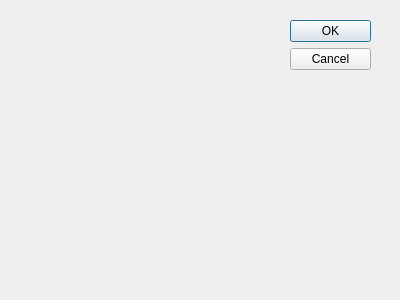
This is tableratedialog.ui in Woolfno/WaterAccounting as Qt 5 draws it before an edit. The edited form follows.
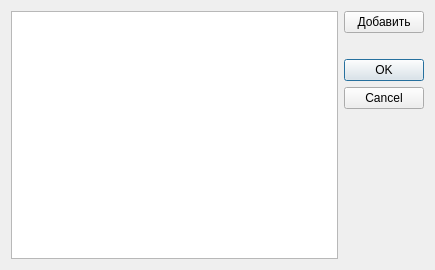
This is the edited form.

```diff
--- a/tableratedialog.ui
+++ b/tableratedialog.ui
@@ -8,29 +8,71 @@
    <rect>
     <x>0</x>
     <y>0</y>
-    <width>400</width>
-    <height>300</height>
+    <width>435</width>
+    <height>270</height>
    </rect>
   </property>
   <property name="windowTitle">
    <string>Dialog</string>
   </property>
-  <widget class="QDialogButtonBox" name="buttonBox">
-   <property name="geometry">
-    <rect>
-     <x>290</x>
-     <y>20</y>
-     <width>81</width>
-     <height>241</height>
-    </rect>
-   </property>
-   <property name="orientation">
-    <enum>Qt::Vertical</enum>
-   </property>
-   <property name="standardButtons">
-    <set>QDialogButtonBox::Cancel|QDialogButtonBox::Ok</set>
-   </property>
-  </widget>
+  <layout class="QGridLayout" name="gridLayout">
+   <item row="0" column="1">
+    <layout class="QVBoxLayout" name="verticalLayout">
+     <item>
+      <widget class="QPushButton" name="pushButtonAdd">
+       <property name="text">
+        <string>Добавить</string>
+       </property>
+      </widget>
+     </item>
+     <item>
+      <spacer name="verticalSpacer">
+       <property name="orientation">
+        <enum>Qt::Vertical</enum>
+       </property>
+       <property name="sizeType">
+        <enum>QSizePolicy::Fixed</enum>
+       </property>
+       <property name="sizeHint" stdset="0">
+        <size>
+         <width>20</width>
+         <height>20</height>
+        </size>
+       </property>
+      </spacer>
+     </item>
+     <item>
+      <widget class="QDialogButtonBox" name="buttonBox">
+       <property name="orientation">
+        <enum>Qt::Vertical</enum>
+       </property>
+       <property name="standardButtons">
+        <set>QDialogButtonBox::Cancel|QDialogButtonBox::Ok</set>
+       </property>
+      </widget>
+     </item>
+    </layout>
+   </item>
+   <item row="0" column="0">
+    <widget class="QTableView" name="tableView">
+     <property name="sizeAdjustPolicy">
+      <enum>QAbstractScrollArea::AdjustToContents</enum>
+     </property>
+     <property name="editTriggers">
+      <set>QAbstractItemView::DoubleClicked</set>
+     </property>
+     <property name="selectionMode">
+      <enum>QAbstractItemView::SingleSelection</enum>
+     </property>
+     <property name="selectionBehavior">
+      <enum>QAbstractItemView::SelectRows</enum>
+     </property>
+     <attribute name="horizontalHeaderStretchLastSection">
+      <bool>true</bool>
+     </attribute>
+    </widget>
+   </item>
+  </layout>
  </widget>
  <pixmapfunction/>
  <resources/>
```
Left out of the diff: 5 changed lines with no effect on the pictures.
